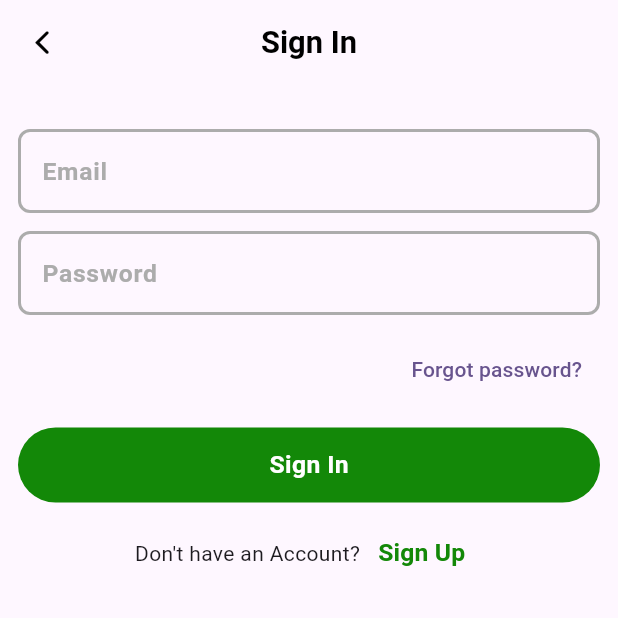
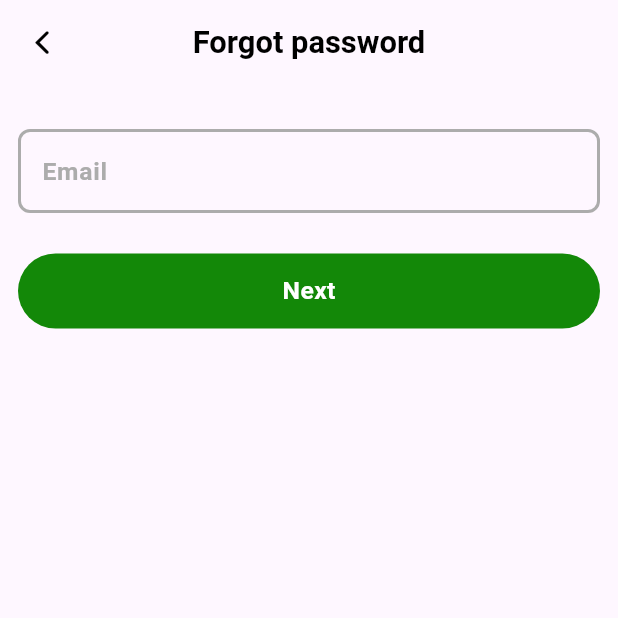
Before and after one commit to Universityprojects1/grad_project, a Flutter app: the screen it shows after launch, after a tap on "Forgot password?", on a phone screen of 412 x 824 dp, the top half of it. Run offline on Flutter 3.47's test engine with Material 3 defaults, Android fonts, the phone set to English and light mode, and no system bars; our stand-ins replace bloc, dio, dropdown_button2, flutter_easyloading, flutter_secure_storage, gap and 4 more; accounts and stored records are empty; Roboto replaces fonts that are missing (Montserrat).

Commit message:
finish forget password screen

```diff
--- a/lib/config/routes/routes.dart
+++ b/lib/config/routes/routes.dart
@@ -1,3 +1,4 @@
+import 'package:final_proj/feature/auth/presentation/screens/forget_password/forget_password_screen.dart';
 import 'package:final_proj/feature/auth/presentation/screens/sign_in/sign_in_screen.dart';
 import 'package:final_proj/feature/auth/presentation/screens/sign_up/sign_up_screen.dart';
 import 'package:final_proj/feature/auth/presentation/screens/splash/splash_screen.dart';
@@ -9,6 +10,7 @@ class AppRoute {
   static const splashScreen = '/';
   static const signInScreen = '/signInScreen';
   static const signUpScreen = '/signUpScreen';
+  static const forgetPasswordScreen = '/forgetPasswordScreen';
   static final router = GoRouter(
     routes: [
       GoRoute(
@@ -26,6 +28,9 @@ class AppRoute {
       GoRoute(
         path: signUpScreen,
         builder: (context, state) => const SignUpScreen(),
+      ),     GoRoute(
+        path: forgetPasswordScreen,
+        builder: (context, state) => const ForgetPasswordScreen(),
       ),
     ],
   );
--- /dev/null
+++ b/lib/feature/auth/presentation/screens/forget_password/forget_password_screen.dart
@@ -0,0 +1,37 @@
+import 'package:final_proj/core/utils/app_string.dart';
+import 'package:final_proj/feature/auth/presentation/widgets/custom_app-bar_of-auth.dart';
+import 'package:flutter/material.dart';
+import 'package:gap/gap.dart';
+
+import '../../../../../core/utils/app_color.dart';
+import '../../../../../core/utils/component/custom_button.dart';
+import '../../widgets/textFormFieldOfAuth.dart';
+
+class ForgetPasswordScreen extends StatelessWidget {
+  const ForgetPasswordScreen({super.key});
+
+  @override
+  Widget build(BuildContext context) {
+    return Scaffold(
+      appBar: buildAppBarOfAuth(
+          title: AppString.forgotPasswordWithoutQuestionMark, context: context),
+      body: Padding(
+        padding: const EdgeInsets.symmetric(horizontal: 12.0),
+        child: Column(
+          children: [
+            const Gap(30),
+            CustomTextFieldOfAuth(
+              title: AppString.email,
+              controller: TextEditingController(),
+              readOnly: false,
+            ),
+            const Gap(15),
+            const CustomButton(
+                text: AppString.next, color: AppColor.primaryColor),
+            const Gap(10),
+          ],
+        ),
+      ),
+    );
+  }
+}
--- a/lib/feature/auth/presentation/screens/sign_in/sign_in_screen.dart
+++ b/lib/feature/auth/presentation/screens/sign_in/sign_in_screen.dart
@@ -52,7 +52,9 @@ class _SignInScreenState extends State<SignInScreen> {
               Align(
                 alignment: Alignment.centerRight,
                 child: TextButton(
-                    onPressed: () {},
+                    onPressed: () {
+                      GoRouter.of(context).push(AppRoute.forgetPasswordScreen);
+                    },
                     child: const Text(AppString.forgotPassword)),
               ),
               const Gap(15),
```
